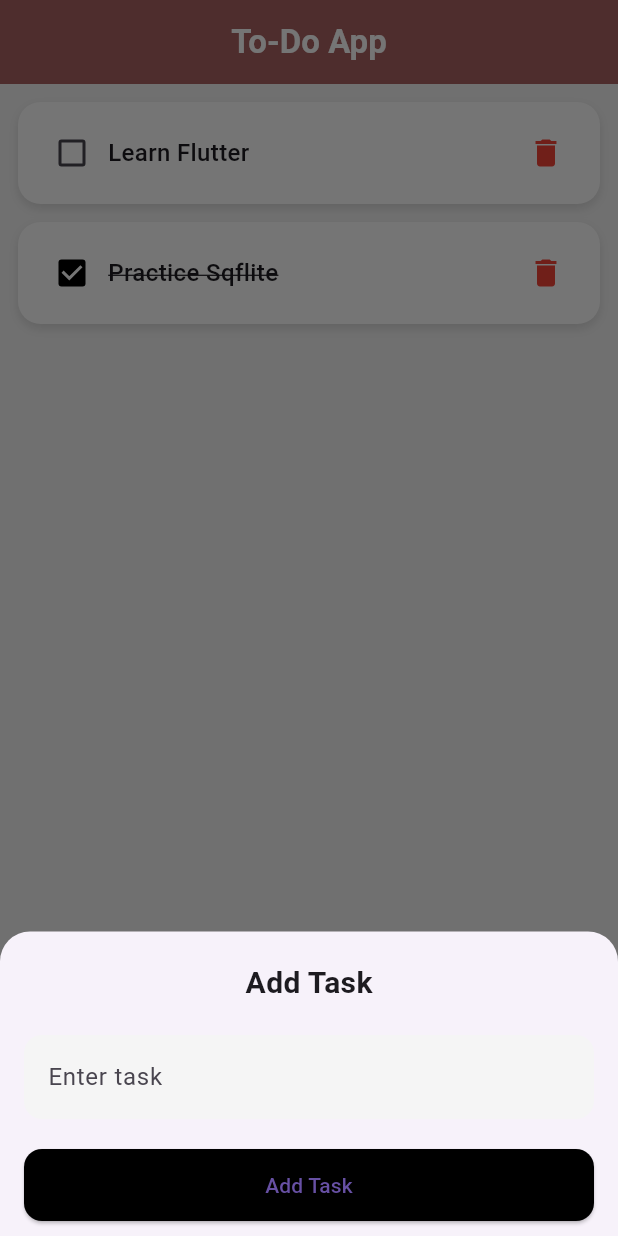
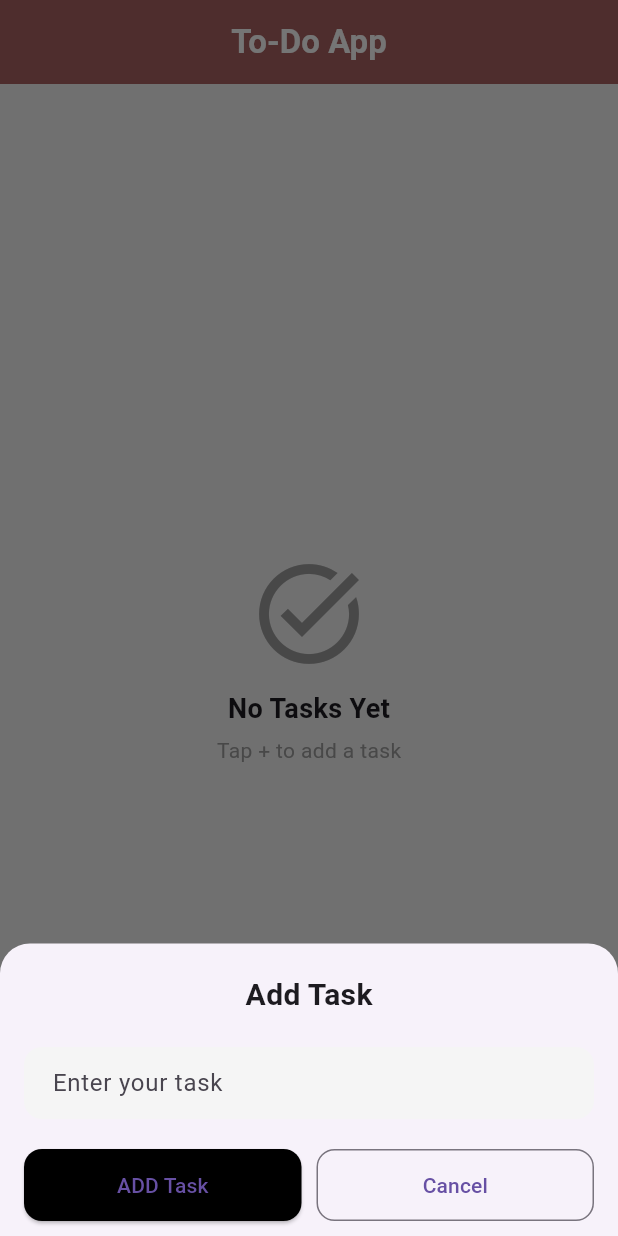
Before and after one commit to Sharvil05/Todo_APP_2, a Flutter app: the screen it shows after launch, after a tap on the "add" icon, on a phone screen of 412 x 824 dp. Run offline on Flutter 3.47's test engine with Material 3 defaults, Android fonts, the phone set to English and light mode, and no system bars; our stand-ins replace sqflite; accounts and stored records are empty.

Commit message:
CRUD Operations done all

```diff
--- a/lib/bottomsheet_view.dart
+++ b/lib/bottomsheet_view.dart
@@ -1,14 +1,25 @@
 import 'package:flutter/material.dart';
+import 'package:sqf_lite_2/database_helper.dart';
+import 'package:sqf_lite_2/home_page.dart';
 
+// ignore: must_be_immutable
 class BottomSheetView extends StatefulWidget {
 
   final TextEditingController taskcontroller;
+  DbHelper dbreference;
+  Function getTask;
 
+  bool isUpdate;
+  int? id;                           // DOUT HERE
   // ignore: prefer_const_constructors_in_immutables
 
   BottomSheetView({
     super.key,
     required this.taskcontroller,
+    required this.dbreference,
+    required this.getTask,
+    this.isUpdate = false,
+    this.id
   });
 
   @override
@@ -65,8 +76,32 @@ class _BottomSheetViewState extends State<BottomSheetView> {
               /// ADD BUTTON
               Expanded(
                 child: ElevatedButton(
-                  onPressed: () {
+                  onPressed: ()async{
                     // Add your insert logic here
+
+                    var task = widget.taskcontroller.text.trim();
+                    if(task.isNotEmpty){
+
+                      bool check = widget.isUpdate
+                      ? await widget.dbreference.updateTask(id:
+                      widget.id!, task: task): await widget.dbreference.addTask(task: task);
+
+                      if(check){
+
+                        widget.getTask();                          // DOUT HERE
+                        widget.taskcontroller.clear();
+                        Navigator.pop(context);
+
+                      }
+                    }else{
+
+                        ScaffoldMessenger.of(context).showSnackBar(
+                          SnackBar(content: Text("Please enter task"))
+                        );
+                      }
+                      setState(() {
+
+                      });
                   },
                   style: ElevatedButton.styleFrom(
                     backgroundColor: Colors.black,
@@ -75,7 +110,7 @@ class _BottomSheetViewState extends State<BottomSheetView> {
                       borderRadius: BorderRadius.circular(12),
                     ),
                   ),
-                  child: Text("Add Task"),
+                  child: Text(widget.isUpdate ? "UPDATE" : "ADD Task"),
                 ),
               ),
 
--- a/lib/database_helper.dart
+++ b/lib/database_helper.dart
@@ -35,13 +35,13 @@ class DbHelper{
     Directory dirpath = await getApplicationDocumentsDirectory();
     String dbPath = join(dirpath.path,"todoDB.db");
 
-    return openDatabase(dbPath, onCreate:(db,version){
+    return await openDatabase(dbPath, onCreate:(db,version){
 
       db.execute('''Create table $TABLE_TASK(
 
           $COLUMN_ID INTEGER PRIMARY KEY AUTOINCREMENT,
           $COLUMN_TASK TEXT,
-          $COLUMN_IS_DONE INTEGER,
+          $COLUMN_IS_DONE INTEGER
       ) '''
       );
 
@@ -70,6 +70,42 @@ class DbHelper{
       return await db.query(TABLE_TASK);
     }
 
+    // 3. Update Task
 
+    Future<bool> updateTask({required int id, required String task})async{
 
+      var db = await getDB();
+
+      int rowsaffected = await db.update(TABLE_TASK, {
+        COLUMN_TASK:task
+      },where: "$COLUMN_ID=?",whereArgs: [id]);
+
+      return rowsaffected>0;
+
+    }
+    // 4. Delete
+
+    Future<bool> deleteTask({required int id})async{
+
+      var db = await getDB();
+
+      int rowsaffected = await db.delete(TABLE_TASK,where: "$COLUMN_ID =?",whereArgs: [id]);
+      return rowsaffected>0;
+
+    }
+
+    // 5. Update Task status
+
+    Future<void> updateTaskStatus({
+      required int id,
+      required int isdone,
+    })async{
+
+      var db = await getDB();
+
+      await db.update(TABLE_TASK, {
+        COLUMN_IS_DONE:isdone
+      },where: "$COLUMN_ID=?",
+      whereArgs: [id]);
+    }
 }
--- a/lib/home_page.dart
+++ b/lib/home_page.dart
@@ -1,4 +1,6 @@
 import 'package:flutter/material.dart';
+import 'package:sqf_lite_2/bottomsheet_view.dart';
+import 'package:sqf_lite_2/database_helper.dart';
 
 class HomePage extends StatefulWidget {
   const HomePage({super.key});
@@ -11,11 +13,20 @@ class _HomePageState extends State<HomePage> {
 
   TextEditingController taskcontroller = TextEditingController();
 
-  // Dummy UI Data (you replace with DB later)
-  List<Map<String, dynamic>> allTasks = [
-    {"task": "Learn Flutter", "is_done": 0},
-    {"task": "Practice Sqflite", "is_done": 1},
-  ];
+  List<Map<String, dynamic>> allTasks = [];
+  DbHelper? dbreference;
+
+  @override
+  void initState() {
+    super.initState();
+    dbreference = DbHelper.getinstance;
+    getTask();
+  }
+
+  void getTask() async {
+    allTasks = await dbreference!.getallTask();
+    setState(() {});
+  }
 
   @override
   Widget build(BuildContext context) {
@@ -25,10 +36,11 @@ class _HomePageState extends State<HomePage> {
       appBar: AppBar(
         title: Text(
           "To-Do App",
-          style: TextStyle(fontWeight: FontWeight.bold,color: Colors.white),
+          style: TextStyle(
+              fontWeight: FontWeight.bold, color: Colors.white),
         ),
         centerTitle: true,
-        backgroundColor: const Color.fromARGB(255, 171, 98, 98),
+        backgroundColor: Color.fromARGB(255, 171, 98, 98),
       ),
 
       body: allTasks.isNotEmpty
@@ -37,7 +49,27 @@ class _HomePageState extends State<HomePage> {
               itemCount: allTasks.length,
               itemBuilder: (context, index) {
 
-                return Container(
+                return InkWell(
+                  onTap: () {
+                    //OPEN FOR UPDATE
+                    taskcontroller.text = allTasks[index]["task"];
+
+                    showModalBottomSheet(
+                      context: context,
+                      isScrollControlled: true,
+                      builder: (context) {
+                        return BottomSheetView(
+                          taskcontroller: taskcontroller,
+                          dbreference: dbreference!,
+                          getTask: getTask,
+                          isUpdate: true,
+                          id: allTasks[index]["id"],
+                        );
+                      },
+                    );
+                  },
+
+                  child: Container(
                     margin: EdgeInsets.only(bottom: 12),
                     padding: EdgeInsets.symmetric(horizontal: 12, vertical: 10),
                     decoration: BoxDecoration(
@@ -55,11 +87,19 @@ class _HomePageState extends State<HomePage> {
                     child: Row(
                       children: [
 
-                      /// CHECKBOX UI ONLY
+                        /// CHECKBOX
                         Checkbox(
                           value: allTasks[index]["is_done"] == 1,
-                        onChanged: (value) {
-                          // Add your logic here
+                          onChanged: (value)async {
+
+                            int id = allTasks[index]["id"];
+
+                            await dbreference!.updateTaskStatus(id: id, isdone: value! ? 1:0);
+                            getTask();
+
+
+
+
                           },
                           activeColor: Colors.black,
                         ),
@@ -79,14 +119,54 @@ class _HomePageState extends State<HomePage> {
                           ),
                         ),
 
-                      /// DELETE BUTTON UI ONLY
+                        /// DELETE
                         IconButton(
+                          onPressed: () async {
+
+                            bool? confirm = await showDialog(
+                              context: context,
+                              builder: (context) {
+                                return AlertDialog(
+                                  title: Text("Delete Task"),
+                                  content: Text("Are you sure you want to delete this task?"),
+                                  actions: [
+
+                                    TextButton(
                                       onPressed: () {
-                          // Add your delete logic
+                                        Navigator.pop(context, false); // cancel
+                                      },
+                                      child: Text("Cancel"),
+                                    ),
+
+                                    TextButton(
+                                      onPressed: () {
+                                        Navigator.pop(context, true); // confirm
+                                      },
+                                      child: Text(
+                                        "Delete",
+                                        style: TextStyle(color: Colors.red),
+                                      ),
+                                    ),
+                                  ],
+                                );
+                              },
+                            );
+
+                        if (confirm == true) {
+
+                          int id = allTasks[index]["id"];
+
+                          bool check = await dbreference!.deleteTask(id: id);
+
+                          if (check) {
+                            getTask(); // refresh UI
+                          }
+                        }
                       },
                       icon: Icon(Icons.delete, color: Colors.red),
                     ),
                       ],
+                    ),
                   ),
                 );
               },
@@ -113,6 +193,7 @@ class _HomePageState extends State<HomePage> {
               ),
             ),
 
+      /// ADD TASK (FAB)
       floatingActionButton: FloatingActionButton(
         backgroundColor: Colors.black,
         onPressed: () {
@@ -120,65 +201,15 @@ class _HomePageState extends State<HomePage> {
             context: context,
             isScrollControlled: true,
             shape: RoundedRectangleBorder(
-              borderRadius: BorderRadius.vertical(top: Radius.circular(20)),
+              borderRadius:
+                  BorderRadius.vertical(top: Radius.circular(20)),
             ),
             builder: (context) {
-              return Padding(
-                padding: EdgeInsets.only(
-                  bottom: MediaQuery.of(context).viewInsets.bottom,
-                  left: 16,
-                  right: 16,
-                  top: 20,
-                ),
-                child: Column(
-                  mainAxisSize: MainAxisSize.min,
-                  children: [
-
-                    Text(
-                      "Add Task",
-                      style: TextStyle(
-                        fontSize: 20,
-                        fontWeight: FontWeight.bold,
-                      ),
-                    ),
-
-                    SizedBox(height: 20),
-
-                    TextField(
-                      controller: taskcontroller,
-                      decoration: InputDecoration(
-                        hintText: "Enter task",
-                        filled: true,
-                        fillColor: Colors.grey.shade100,
-                        border: OutlineInputBorder(
-                          borderRadius: BorderRadius.circular(12),
-                          borderSide: BorderSide.none,
-                        ),
-                      ),
-                    ),
-
-                    SizedBox(height: 20),
-
-                    SizedBox(
-                      width: double.infinity,
-                      child: ElevatedButton(
-                        onPressed: () {
-                          // Add insert logic
-                        },
-                        style: ElevatedButton.styleFrom(
-                          backgroundColor: Colors.black,
-                          padding: EdgeInsets.symmetric(vertical: 14),
-                          shape: RoundedRectangleBorder(
-                            borderRadius: BorderRadius.circular(12),
-                          ),
-                        ),
-                        child: Text("Add Task"),
-                      ),
-                    ),
-
-                    SizedBox(height: 10),
-                  ],
-                ),
+              return BottomSheetView(
+                taskcontroller: taskcontroller,
+                dbreference: dbreference!,
+                getTask: getTask,
+                isUpdate: false, //  ADD MODE
               );
             },
           );
```
Lines whose indentation alone changed are shown as unchanged.
